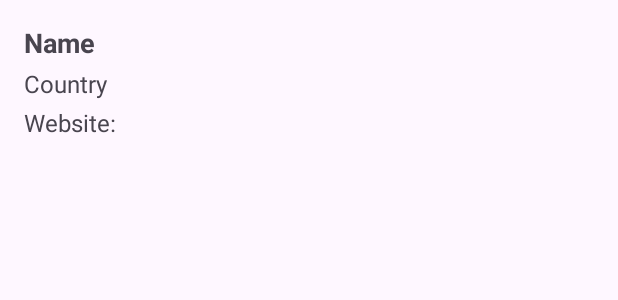
After one commit to th3kumar/Universities, an Android app: the layout item_university.xml on its own in the app's theme, with its tools: preview values and no code run, on a phone screen of 412 x 824 dp. The commit adds this screen. Shown: the top 300 px of the screen. Run offline under Robolectric (Android 15) with nearby library versions, the phone set to English and light mode, and no system bars; network calls fail.

Commit message:
added RecyclerView and its adapter

```diff
--- a/app/src/main/AndroidManifest.xml
+++ b/app/src/main/AndroidManifest.xml
@@ -16,7 +16,7 @@
         android:theme="@style/Theme.Universities"
         tools:targetApi="31">
         <activity
-            android:name=".MainActivity"
+            android:name=".activities.MainActivity"
             android:exported="true">
             <intent-filter>
                 <action android:name="android.intent.action.MAIN" />
--- /dev/null
+++ b/app/src/main/res/layout/item_university.xml
@@ -0,0 +1,45 @@
+<?xml version="1.0" encoding="utf-8"?>
+<androidx.constraintlayout.widget.ConstraintLayout xmlns:android="http://schemas.android.com/apk/res/android"
+    xmlns:app="http://schemas.android.com/apk/res-auto"
+    xmlns:tools="http://schemas.android.com/tools"
+    android:layout_width="match_parent"
+    android:layout_height="wrap_content"
+    android:padding="8dp">
+
+    <!-- item_university.xml -->
+    <LinearLayout
+        android:layout_width="match_parent"
+        android:layout_height="wrap_content"
+        android:orientation="vertical"
+        android:padding="8dp"
+        app:layout_constraintEnd_toEndOf="parent"
+        app:layout_constraintStart_toStartOf="parent"
+        app:layout_constraintTop_toTopOf="parent">
+
+        <TextView
+            android:id="@+id/textViewUniversityName"
+            android:layout_width="wrap_content"
+            android:layout_height="wrap_content"
+            android:layout_marginBottom="4dp"
+            android:text="Name"
+            android:textSize="18sp"
+            android:textStyle="bold" />
+
+        <TextView
+            android:id="@+id/textViewCountry"
+            android:layout_width="wrap_content"
+            android:layout_height="wrap_content"
+            android:layout_marginBottom="4dp"
+            android:text="Country"
+            android:textSize="16sp" />
+
+        <TextView
+            android:id="@+id/textViewWebPages"
+            android:layout_width="wrap_content"
+            android:layout_height="wrap_content"
+            android:text="Website:"
+            android:textSize="16sp" />
+    </LinearLayout>
+
+
+</androidx.constraintlayout.widget.ConstraintLayout>
```
Also changed, not shown: app/src/main/java/com/fridayhouse/universities/activities/MainActivity.kt (renamed from app/src/main/java/com/fridayhouse/universities/MainActivity.kt, +24 -2 lines), app/src/main/java/com/fridayhouse/universities/adapters/UniversityAdapter.kt (added, +47 -0 lines), app/src/main/res/layout/activity_main.xml (+9 -9 lines).
